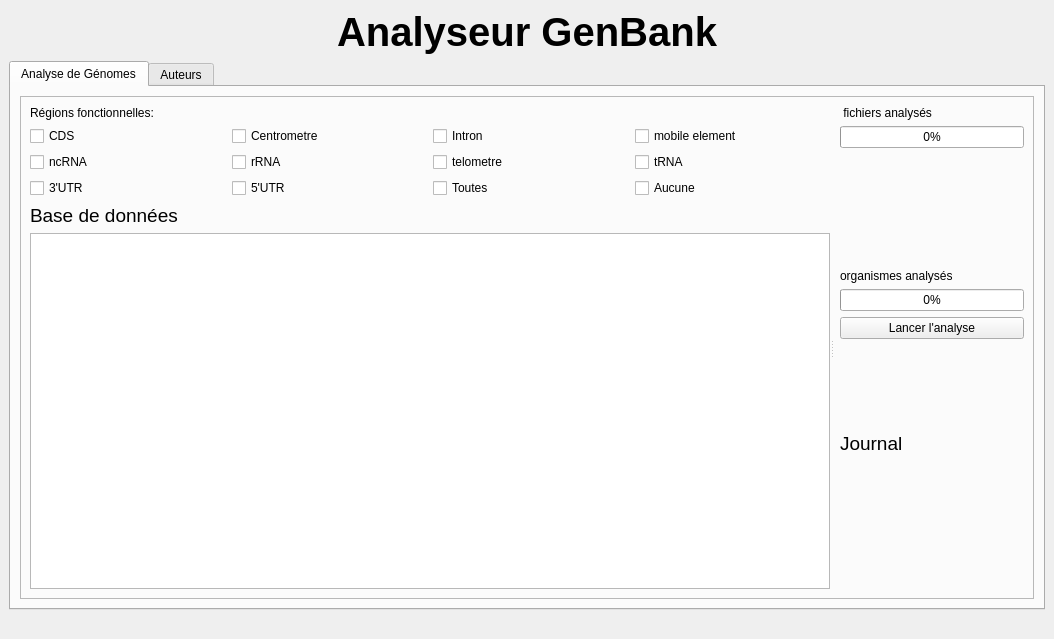
PotOfJam/ProjetAlgorithmesDuTexte, file src/app/application.ui: the form before one commit.
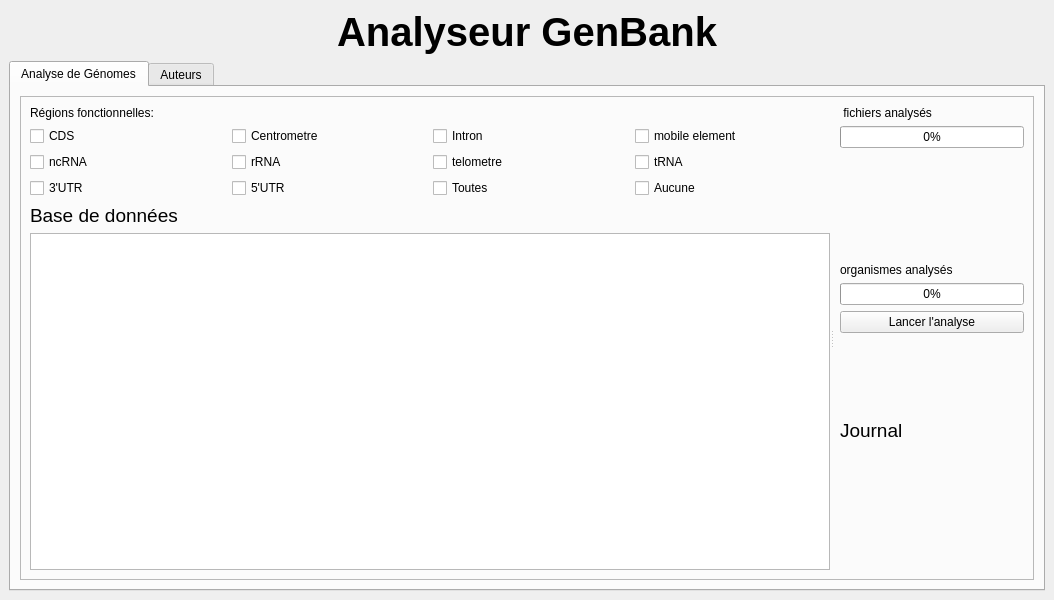
The form after the commit. Icons and pictures are not drawn.

```diff
--- a/src/app/application.ui
+++ b/src/app/application.ui
@@ -7,7 +7,7 @@
         <x>0</x>
         <y>0</y>
         <width>1054</width>
-        <height>639</height>
+    <height>600</height>
       </rect>
     </property>
     <property name="windowTitle">
@@ -21,6 +21,12 @@
       <layout class="QGridLayout" name="gridLayout_2">
         <item row="1" column="0">
           <widget class="QTabWidget" name="tabs">
+      <property name="minimumSize">
+       <size>
+        <width>0</width>
+        <height>0</height>
+       </size>
+      </property>
             <property name="autoFillBackground">
               <bool>false</bool>
             </property>
@@ -599,19 +605,6 @@
             </property>
           </widget>
         </item>
-        <item row="2" column="0">
-          <widget class="QLabel" name="bg">
-            <property name="text">
-              <string />
-            </property>
-            <property name="pixmap">
-              <pixmap>../ProjetAlgorithmesDuTexte/src/texture/color.png</pixmap>
-            </property>
-            <property name="scaledContents">
-              <bool>true</bool>
-            </property>
-          </widget>
-        </item>
       </layout>
     </widget>
     <action name="actionExporter_les_r_sultats">
```
Left out of the diff: 8 changed lines with no effect on the pictures. Lines whose indentation alone changed are shown as unchanged.
